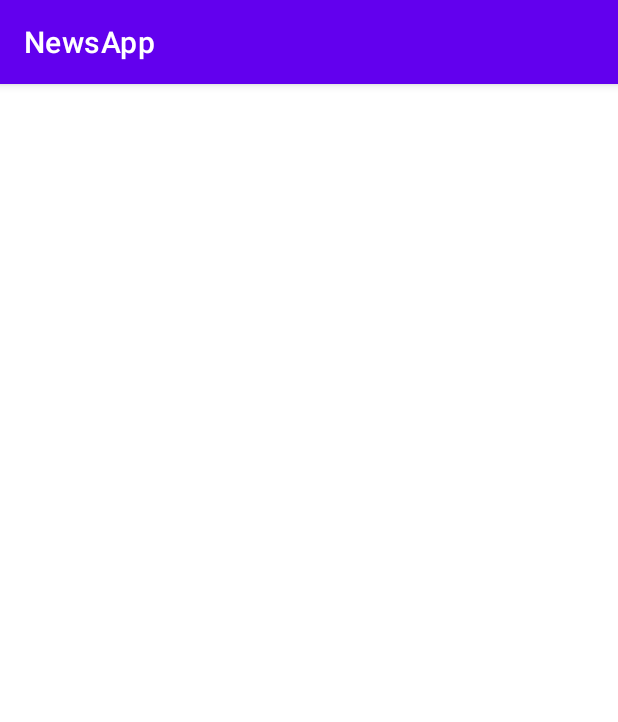
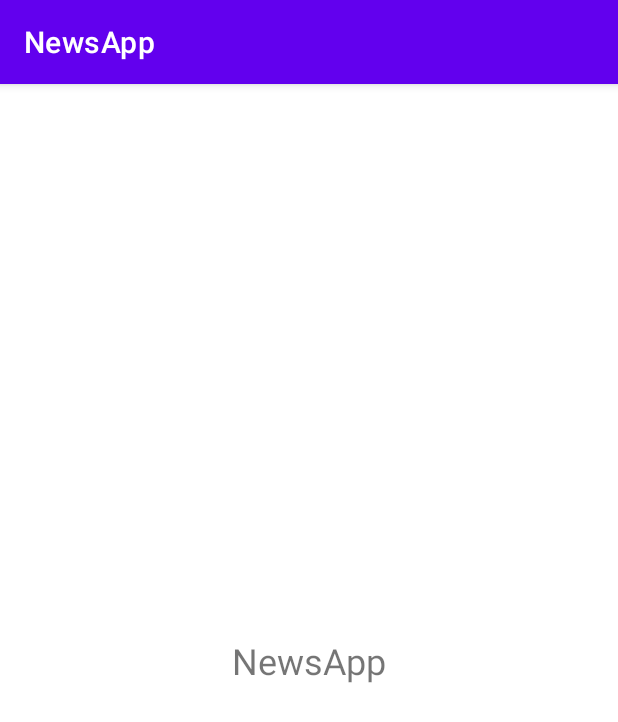
Before and after one commit to lion-king-IT/NewsApp, an Android app: the screen it shows after launch (MainActivity), on a phone screen of 412 x 824 dp. Shown: the top 722 px of the screen. Run offline under Robolectric (Android 15) with nearby library versions, the phone set to English and light mode, and no system bars.

Commit message:
Fragmentを追加

```diff
--- a/app/src/main/java/com/reo/running/newsapp/MainActivity.kt
+++ b/app/src/main/java/com/reo/running/newsapp/MainActivity.kt
@@ -2,36 +2,14 @@ package com.reo.running.newsapp
 
 import androidx.appcompat.app.AppCompatActivity
 import android.os.Bundle
-import android.util.Log
-import androidx.databinding.DataBindingUtil
-import com.reo.running.newsapp.databinding.ActivityMainBinding
-import retrofit2.Call
-import retrofit2.Callback
-import retrofit2.Response
-import retrofit2.Retrofit
-import retrofit2.converter.gson.GsonConverterFactory
 
 class MainActivity : AppCompatActivity() {
     override fun onCreate(savedInstanceState: Bundle?) {
         super.onCreate(savedInstanceState)
-        val binding = DataBindingUtil.setContentView<ActivityMainBinding>(this,R.layout.activity_main)
-        // Retrofitクライアントのセットの取得
-        val retrofit = Retrofit.Builder().baseUrl("https://newapi.org/").addConverterFactory(GsonConverterFactory.create()).build()
-        // APIエンドポイントの生成
-        val api = retrofit.create(ApiService::class.java)
-        // 引数によってapiエンドポイントを指定し、リクエスト
-        api.getNews("475a6716e0b1401ea0191041db0e6fff","jp").enqueue(object: Callback<ResponseData> {
-
-            // 通信が失敗した時の処理
-            override fun onFailure(call: Call<ResponseData>, t: Throwable) {
-                Log.d("debug","${t}")
-            }
-
-            // 通信が成功した時の処理
-            override fun onResponse(call: Call<ResponseData>, response: Response<ResponseData>?) {
-                // 紐づけたTextViewに取得したデータをそのまま表示
-                binding.textview.text = response?.body().toString()
-            }
-        })
+        setContentView(R.layout.activity_main)
+        val newsFragment = NewsFragment()
+        val transaction = supportFragmentManager.beginTransaction()
+        transaction.add(R.id.fragment_container, newsFragment)
+        transaction.commit()
     }
 }
--- /dev/null
+++ b/app/src/main/java/com/reo/running/newsapp/NewsFragment.kt
@@ -0,0 +1,18 @@
+package com.reo.running.newsapp
+
+import android.os.Bundle
+import android.view.LayoutInflater
+import android.view.View
+import android.view.ViewGroup
+import androidx.fragment.app.Fragment
+
+class NewsFragment: Fragment() {
+    override fun onCreateView(
+        inflater: LayoutInflater,
+        container: ViewGroup?,
+        savedInstanceState: Bundle?
+    ): View? {
+        return inflater.inflate(R.layout.fragment_news,container,false)
+    }
+
+}
--- /dev/null
+++ b/app/src/main/res/layout/fragment_news.xml
@@ -0,0 +1,18 @@
+<?xml version="1.0" encoding="utf-8"?>
+<androidx.constraintlayout.widget.ConstraintLayout
+    xmlns:android="http://schemas.android.com/apk/res/android"
+    android:layout_width="match_parent"
+    android:layout_height="match_parent"
+    xmlns:app="http://schemas.android.com/apk/res-auto">
+
+    <TextView
+        android:layout_width="wrap_content"
+        android:layout_height="wrap_content"
+        android:text="@string/newsapp"
+        android:textSize="24sp"
+        app:layout_constraintTop_toTopOf="parent"
+        app:layout_constraintEnd_toEndOf="parent"
+        app:layout_constraintStart_toStartOf="parent"
+        app:layout_constraintBottom_toBottomOf="parent"/>
+
+</androidx.constraintlayout.widget.ConstraintLayout>
--- a/app/src/main/res/values/strings.xml
+++ b/app/src/main/res/values/strings.xml
@@ -1,3 +1,4 @@
 <resources>
     <string name="app_name">NewsApp</string>
+    <string name="newsapp">NewsApp</string>
 </resources>
```
Also changed, not shown: app/build.gradle (+18 -4 lines), app/src/main/res/layout/activity_main.xml (+8 -24 lines).
